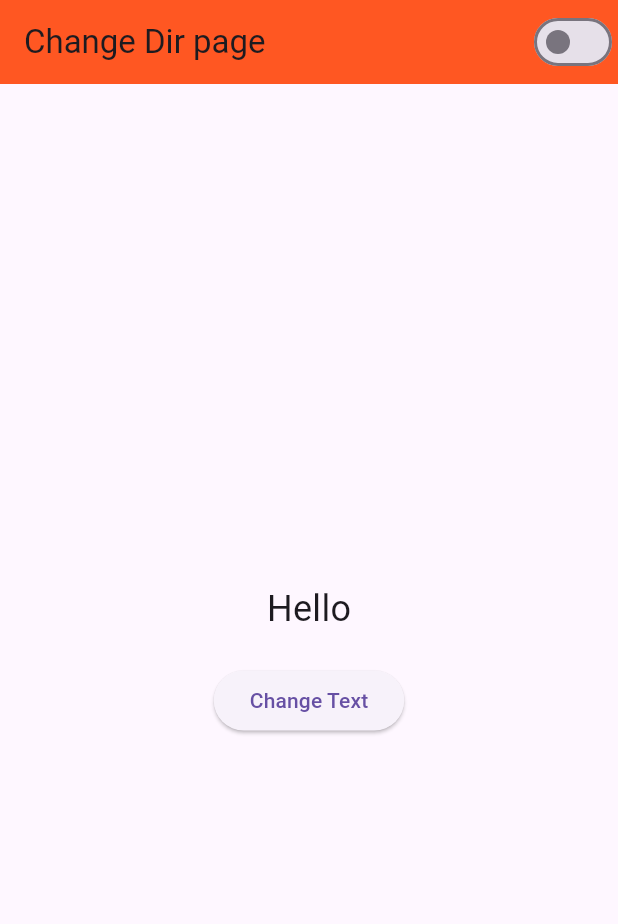
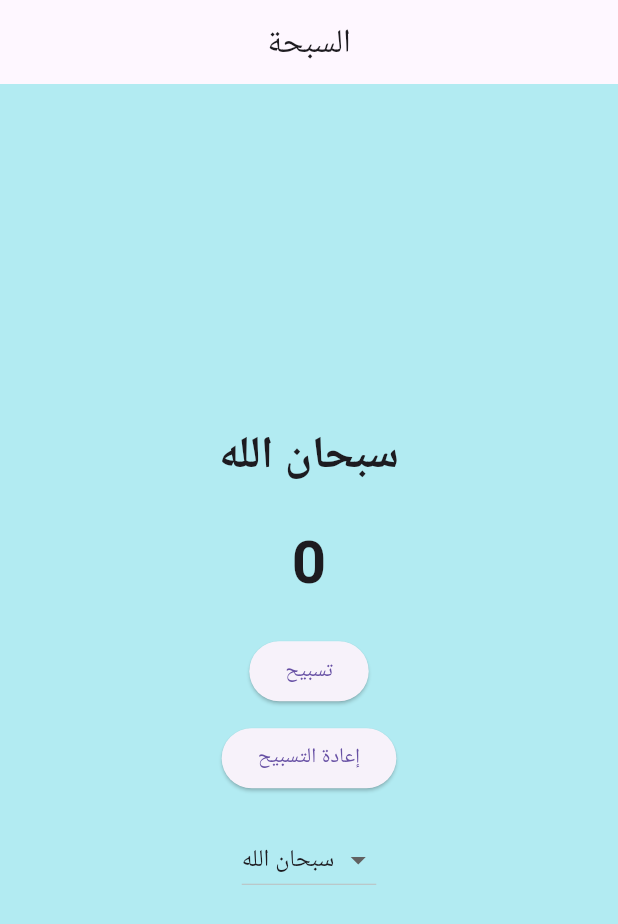
Before and after one commit to Elfouly2004/nti_tanta, a Flutter app: the screen it shows after launch, on a phone screen of 412 x 824 dp. Shown: the top 924 px of the screen. Run offline on Flutter 3.47's test engine with Material 3 defaults, Android fonts, the phone set to English and light mode, and no system bars; our stand-ins replace bloc, flutter_bloc.

Commit message:
counter &&  sebha

```diff
--- /dev/null
+++ b/lib/features/tasbeeh/controlller/tasbeeh_cubit.dart
@@ -0,0 +1,17 @@
+import 'package:bloc/bloc.dart';
+import 'package:flutter_bloc/flutter_bloc.dart';
+
+class TasbeehState {
+  final int count;
+  final String text;
+
+  TasbeehState({required this.count, required this.text});
+}
+
+class TasbeehCubit extends Cubit<TasbeehState> {
+  TasbeehCubit() : super(TasbeehState(count: 0, text: "سبحان الله"));
+
+  void increment() => emit(TasbeehState(count: state.count + 1, text: state.text));
+  void reset() => emit(TasbeehState(count: 0, text: state.text));
+  void changeText(String newText) => emit(TasbeehState(count: state.count, text: newText));
+}
--- /dev/null
+++ b/lib/features/tasbeeh/controlller/tasbeeh_state.dart
@@ -0,0 +1,14 @@
+class TasbeehState {
+  final int count;
+  final String text;
+
+  TasbeehState({required this.count, required this.text});
+
+  // نسخة جديدة من الحالة عند التحديث
+  TasbeehState copyWith({int? count, String? text}) {
+    return TasbeehState(
+      count: count ?? this.count,
+      text: text ?? this.text,
+    );
+  }
+}
--- /dev/null
+++ b/lib/features/tasbeeh/view/tasbeeh.dart
@@ -0,0 +1,74 @@
+import 'package:flutter/material.dart';
+import 'package:flutter_bloc/flutter_bloc.dart';
+
+import '../controlller/tasbeeh_cubit.dart';
+
+class TasbeehScreen extends StatelessWidget {
+  const TasbeehScreen({super.key});
+
+  @override
+  Widget build(BuildContext context) {
+    List<String> tasbeehOptions = ["سبحان الله", "الحمد لله", "الله أكبر", "لا إله إلا الله"];
+
+    return Scaffold(
+      backgroundColor: Colors.cyan.shade100,
+      appBar: AppBar(
+        title: const Text("السبحة"),
+        centerTitle: true,
+      ),
+      body: Center(
+        child: Column(
+          mainAxisAlignment: MainAxisAlignment.center,
+          children: [
+            BlocBuilder<TasbeehCubit, TasbeehState>(
+              builder: (context, state) => Text(
+                state.text,
+                style: const TextStyle(fontSize: 30, fontWeight: FontWeight.bold),
+              ),
+            ),
+            const SizedBox(height: 20),
+            BlocBuilder<TasbeehCubit, TasbeehState>(
+              builder: (context, state) => Text(
+                state.count.toString(),
+                style: const TextStyle(fontSize: 40, fontWeight: FontWeight.bold),
+              ),
+            ),
+            const SizedBox(height: 20),
+            ElevatedButton(
+              onPressed: () {
+                context.read<TasbeehCubit>().increment();
+              },
+              child: const Text("تسبيح"),
+            ),
+            const SizedBox(height: 10),
+            ElevatedButton(
+              onPressed: () {
+                context.read<TasbeehCubit>().reset();
+              },
+              child: const Text("إعادة التسبيح"),
+            ),
+            const SizedBox(height: 20),
+            BlocBuilder<TasbeehCubit, TasbeehState>(
+              builder: (context, state) {
+                return DropdownButton<String>(
+                  value: state.text,
+                  items: tasbeehOptions.map((String value) {
+                    return DropdownMenuItem<String>(
+                      value: value,
+                      child: Text(value),
+                    );
+                  }).toList(),
+                  onChanged: (newText) {
+                    if (newText != null) {
+                      context.read<TasbeehCubit>().changeText(newText);
+                    }
+                  },
+                );
+              },
+            ),
+          ],
+        ),
+      ),
+    );
+  }
+}
--- a/lib/main.dart
+++ b/lib/main.dart
@@ -2,17 +2,24 @@ import 'package:flutter/material.dart';
 import 'package:flutter_bloc/flutter_bloc.dart';
 import 'package:nti_flutter/features/change_Appbar/presentation/view/home_screen.dart';
 
+import 'bmi.dart';
 import 'features/controller/counter_cubit.dart';
-import 'features/counter.dart';
+import 'features/counter/counter.dart';
 import 'features/home/view/screen/home_screen.dart';
 import 'features/sebha/view/page.dart';
+import 'features/tasbeeh/controlller/tasbeeh_cubit.dart';
+import 'features/tasbeeh/view/tasbeeh.dart';
 
 void main() {
-
-
-  runApp(const MyApp());
+  runApp(
+    MultiBlocProvider(
+      providers: [
+        BlocProvider(create: (_) => TasbeehCubit()),
+      ],
+      child: const MyApp(),
+    ),
+  );
 }
-
 
 class MyApp extends StatelessWidget {
   const MyApp({super.key});
@@ -21,7 +28,7 @@ class MyApp extends StatelessWidget {
   Widget build(BuildContext context) {
     return MaterialApp(
       debugShowCheckedModeBanner:false ,
-      home:Home_Screen()
+      home:TasbeehScreen()
     );
   }
 }
```
Also changed, not shown: lib/bmi.dart (added, +312 -0 lines), assets/images/Vector.png (added), assets/images/images.jpg (added), assets/images/mars.png (added), 1 other file.
